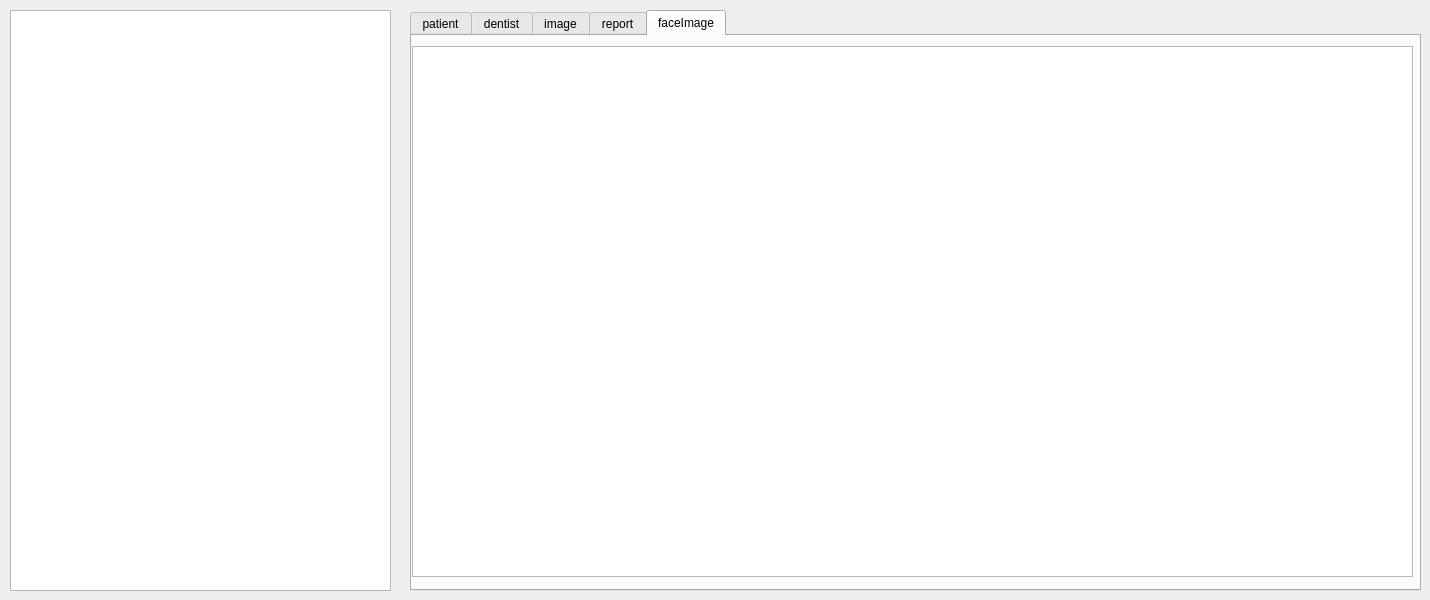
Above: main_server/MainServer/mainserver.ui from KimYooseon/FinalProject before the change. Below: the same form after it.
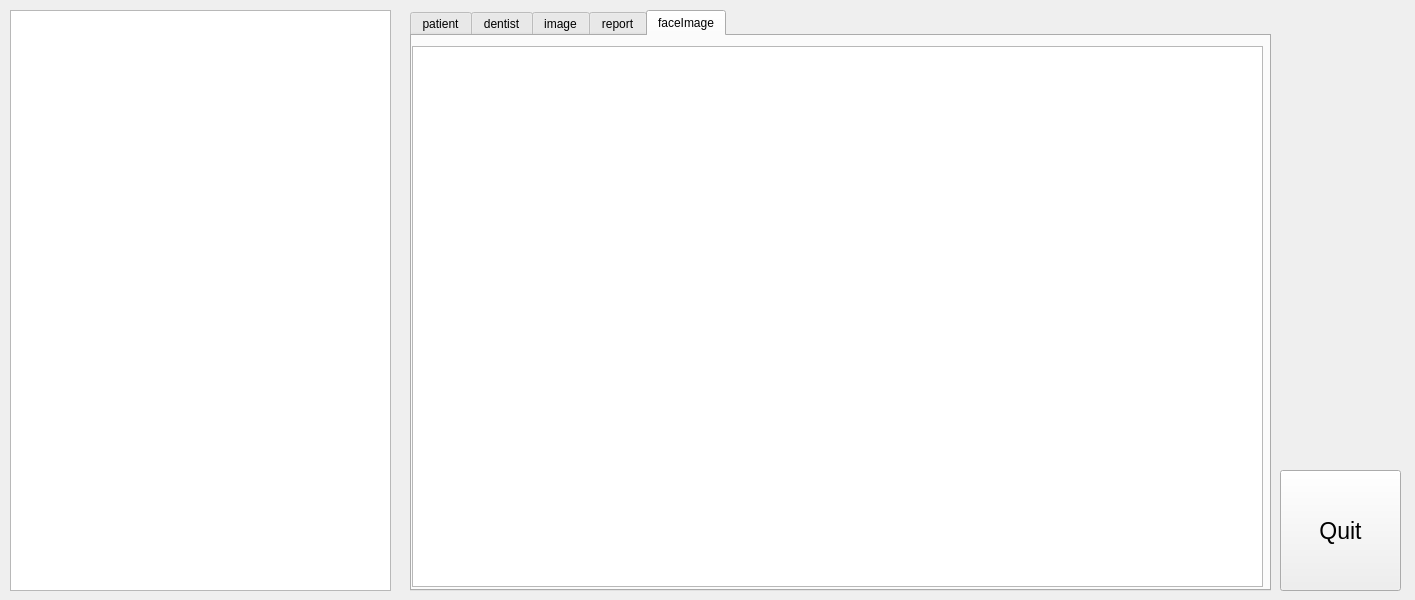
That is the form after the change.

```diff
--- a/main_server/MainServer/mainserver.ui
+++ b/main_server/MainServer/mainserver.ui
@@ -6,7 +6,7 @@
    <rect>
     <x>0</x>
     <y>0</y>
-    <width>1430</width>
+    <width>1415</width>
     <height>600</height>
    </rect>
   </property>
@@ -28,7 +28,7 @@
     <rect>
      <x>410</x>
      <y>10</y>
-     <width>1011</width>
+     <width>861</width>
      <height>581</height>
     </rect>
    </property>
@@ -104,13 +104,32 @@
       <rect>
        <x>0</x>
        <y>10</y>
-       <width>1001</width>
-       <height>531</height>
+       <width>851</width>
+       <height>541</height>
       </rect>
      </property>
     </widget>
    </widget>
   </widget>
+  <widget class="QPushButton" name="quitPushButton">
+   <property name="geometry">
+    <rect>
+     <x>1280</x>
+     <y>470</y>
+     <width>121</width>
+     <height>121</height>
+    </rect>
+   </property>
+   <property name="font">
+    <font>
+     <pointsize>17</pointsize>
+     <bold>false</bold>
+    </font>
+   </property>
+   <property name="text">
+    <string>Quit</string>
+   </property>
+  </widget>
  </widget>
  <resources/>
  <connections/>
```
